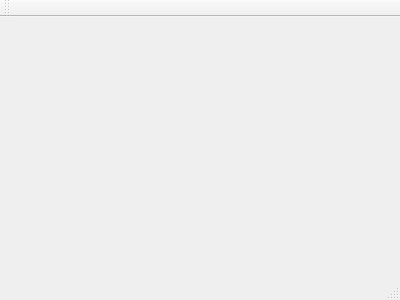
This is window/mainwindow.ui in StetsonMathCS/snap2txt as Qt 5 draws it before an edit. The edited form follows.
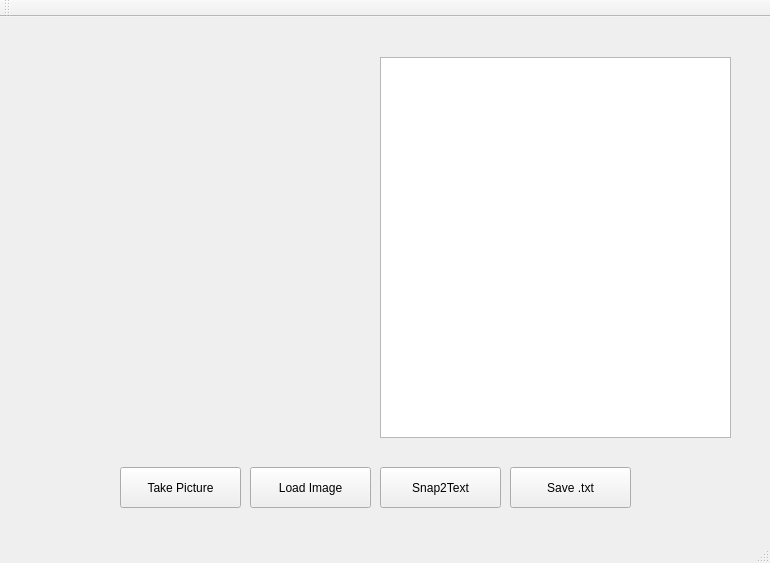
This is the edited form.

Commit message: Buttons and Text Screen added

Diff of the .ui file:
```diff
--- a/window/mainwindow.ui
+++ b/window/mainwindow.ui
@@ -1,24 +1,102 @@
 <ui version="4.0">
  <class>MainWindow</class>
- <widget class="QMainWindow" name="MainWindow" >
-  <property name="geometry" >
+ <widget class="QMainWindow" name="MainWindow">
+  <property name="geometry">
    <rect>
     <x>0</x>
     <y>0</y>
-    <width>400</width>
-    <height>300</height>
+    <width>770</width>
+    <height>563</height>
    </rect>
   </property>
   <property name="windowTitle" >
    <string>MainWindow</string>
   </property>
-  <widget class="QMenuBar" name="menuBar" />
-  <widget class="QToolBar" name="mainToolBar" />
-  <widget class="QWidget" name="centralWidget" />
-  <widget class="QStatusBar" name="statusBar" />
+  <widget class="QWidget" name="centralWidget">
+   <widget class="QPushButton" name="pushButton">
+    <property name="geometry">
+     <rect>
+      <x>380</x>
+      <y>450</y>
+      <width>121</width>
+      <height>41</height>
+     </rect>
+    </property>
+    <property name="text">
+     <string>Snap2Text</string>
+    </property>
+   </widget>
+   <widget class="QPushButton" name="pushButton_2">
+    <property name="geometry">
+     <rect>
+      <x>120</x>
+      <y>450</y>
+      <width>121</width>
+      <height>41</height>
+     </rect>
+    </property>
+    <property name="text">
+     <string>Take Picture</string>
+    </property>
+   </widget>
+   <widget class="QPushButton" name="pushButton_3">
+    <property name="geometry">
+     <rect>
+      <x>250</x>
+      <y>450</y>
+      <width>121</width>
+      <height>41</height>
+     </rect>
+    </property>
+    <property name="text">
+     <string>Load Image</string>
+    </property>
+   </widget>
+   <widget class="QPushButton" name="pushButton_4">
+    <property name="geometry">
+     <rect>
+      <x>510</x>
+      <y>450</y>
+      <width>121</width>
+      <height>41</height>
+     </rect>
+    </property>
+    <property name="text">
+     <string>Save .txt</string>
+    </property>
+   </widget>
+   <widget class="QPlainTextEdit" name="plainTextEdit">
+    <property name="geometry">
+     <rect>
+      <x>380</x>
+      <y>40</y>
+      <width>351</width>
+      <height>381</height>
+     </rect>
+    </property>
+   </widget>
+   <widget class="QWidget" name="view" native="true">
+    <property name="geometry">
+     <rect>
+      <x>40</x>
+      <y>40</y>
+      <width>321</width>
+      <height>381</height>
+     </rect>
+    </property>
+   </widget>
+  </widget>
+  <widget class="QToolBar" name="mainToolBar">
+   <attribute name="toolBarArea">
+    <enum>TopToolBarArea</enum>
+   </attribute>
+   <attribute name="toolBarBreak">
+    <bool>false</bool>
+   </attribute>
+  </widget>
+  <widget class="QStatusBar" name="statusBar"/>
  </widget>
- <layoutDefault spacing="6" margin="11" />
- <pixmapfunction></pixmapfunction>
+ <layoutdefault spacing="6" margin="11"/>
  <resources/>
  <connections/>
 </ui>
```
Left out of the diff: 3 changed lines with no effect on the pictures. The commit also changes 4 other files.
